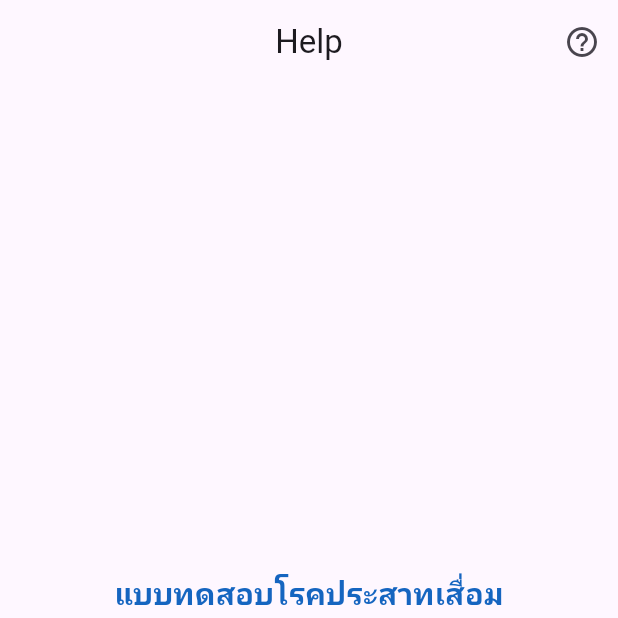
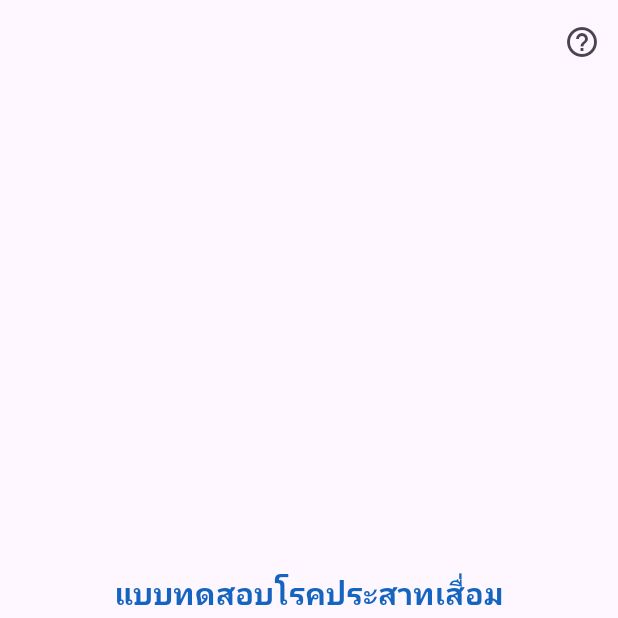
Before and after one commit to Pancreasz/Dementia_Application4, a Flutter app: the screen it shows after launch, on a phone screen of 412 x 824 dp, the top half of it. Run offline on Flutter 3.47's test engine with Material 3 defaults, Android fonts, the light colour scheme and no system bars.

Commit message:
help fix again

```diff
--- a/lib/pages/home.dart
+++ b/lib/pages/home.dart
@@ -79,7 +79,7 @@ class HomePage extends StatelessWidget {
   Widget build(BuildContext context) {
     return Scaffold(
       appBar: AppBar(
-        title: const Text("Help"),
+        title: const Text(""),
         centerTitle: true,
         automaticallyImplyLeading: false,
         actions: [
```
Also changed, not shown: 6 other files.
